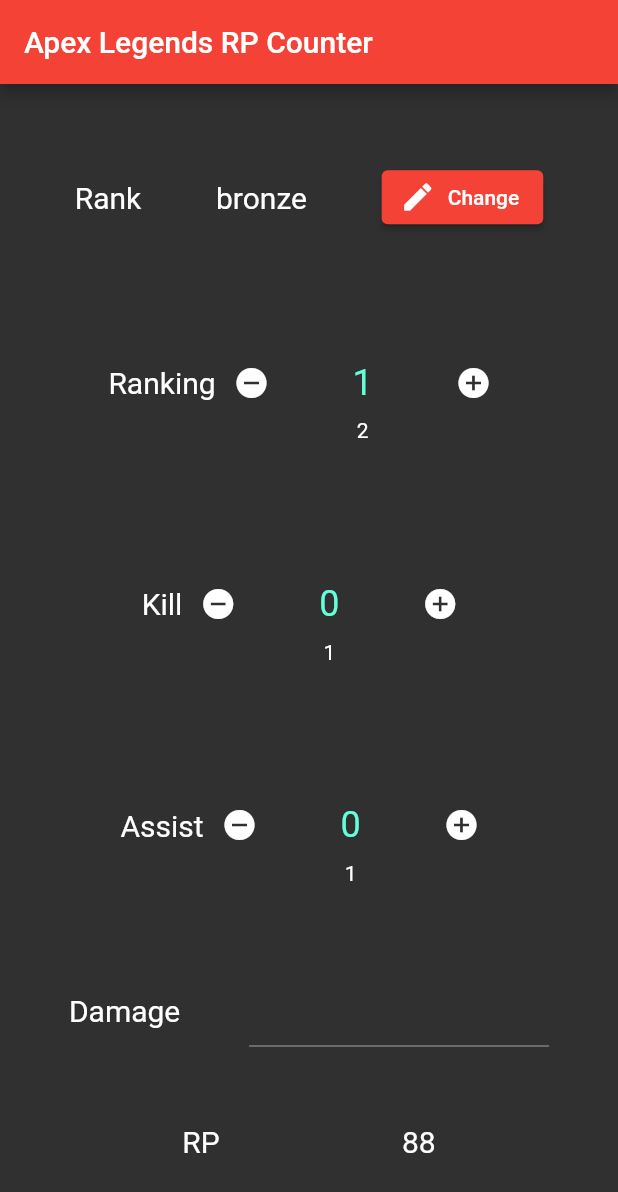
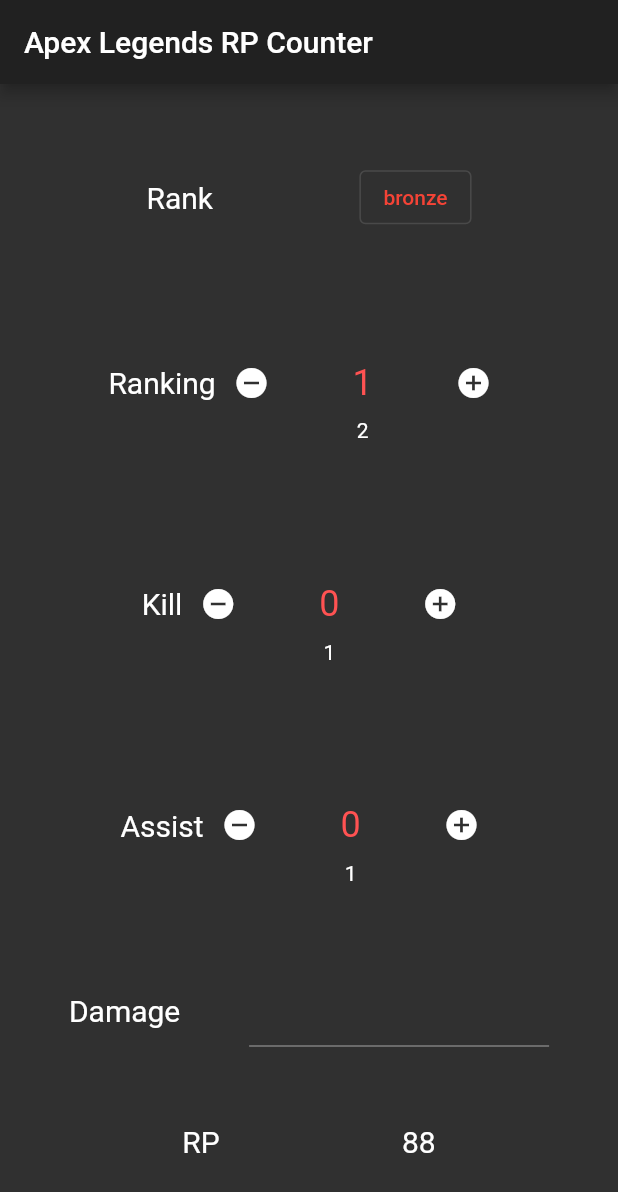
Before and after one commit to rayrain00/Apex-Legends-RP-counter, a Flutter app: the screen it shows after launch, on a phone screen of 412 x 824 dp. Shown: the top 1192 px of the screen. Run offline on Flutter 3.47's test engine with Material 2 defaults, Android fonts, the phone set to English and light mode, and no system bars; drawn by our look-alikes of numberpicker; missing offline and left inert: flutter_picker.

Commit message:
mod: style

```diff
--- a/lib/main.dart
+++ b/lib/main.dart
@@ -21,7 +21,7 @@ class MyApp extends StatelessWidget {
       theme: ThemeData(
         brightness: Brightness.dark,
         primarySwatch: Colors.red,
-        primaryColor: Colors.red,
+        accentColor: Colors.redAccent,
       ),
       home: GestureDetector(
         onTap: () => FocusScope.of(context).requestFocus(FocusNode()),
@@ -141,14 +141,7 @@ class _MyHomePageState extends State<MyHomePage> {
                     fontSize: 20,
                   ),
                 ),
-                Text(
-                  rank.toShortString(),
-                  style: TextStyle(
-                    fontSize: 20,
-                  ),
-                ),
-                ElevatedButton.icon(
-                  icon: Icon(Icons.edit),
+                OutlinedButton(
                   onPressed: () {
                     Picker picker = Picker(
                       adapter: PickerDataAdapter<String>(pickerdata: Rank.values.map((rank) {
@@ -160,7 +153,7 @@ class _MyHomePageState extends State<MyHomePage> {
                     );
                     picker.show(_scaffoldKey.currentState);
                   },
-                  label: const Text('Change'),
+                  child: Text(rank.toShortString()),
                 ),
               ],
             ),
```
Also changed, not shown: 1 other file.
